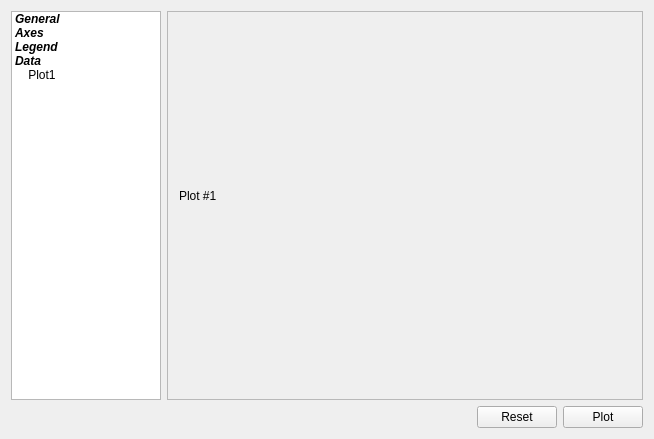
First picture: the form in src/UIs/plot1d.ui, repository editeodoro/QPyloT, before the edit.
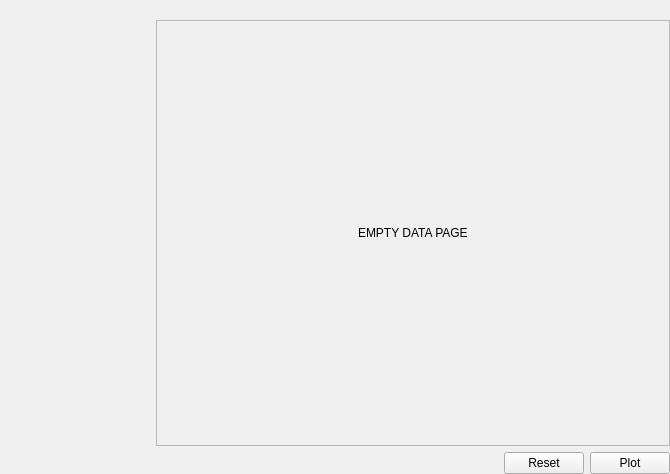
Second picture: the form after the edit. The open tabs and pages were chosen to show the change.

Commit message: Add plot property

Diff of the .ui file:
```diff
--- a/src/UIs/plot1d.ui
+++ b/src/UIs/plot1d.ui
@@ -6,31 +6,32 @@
    <rect>
     <x>0</x>
     <y>0</y>
-    <width>654</width>
-    <height>439</height>
+    <width>670</width>
+    <height>474</height>
    </rect>
   </property>
   <property name="windowTitle">
    <string>Form</string>
   </property>
-  <layout class="QHBoxLayout" name="horizontalLayout">
-   <item>
+  <layout class="QGridLayout" name="gridLayout_2">
+   <property name="leftMargin">
+    <number>0</number>
+   </property>
+   <property name="topMargin">
+    <number>0</number>
+   </property>
+   <property name="rightMargin">
+    <number>0</number>
+   </property>
+   <property name="bottomMargin">
+    <number>0</number>
+   </property>
+   <property name="spacing">
+    <number>0</number>
+   </property>
+   <item row="0" column="0">
     <layout class="QGridLayout" name="Main_gridLayout">
-     <item row="2" column="3">
-      <widget class="QPushButton" name="pushButton_2">
-       <property name="text">
-        <string>Reset</string>
-       </property>
-      </widget>
-     </item>
-     <item row="2" column="4">
-      <widget class="QPushButton" name="pushButton">
-       <property name="text">
-        <string>Plot</string>
-       </property>
-      </widget>
-     </item>
-     <item row="1" column="2" colspan="3">
+     <item row="1" column="1" colspan="3">
       <widget class="QStackedWidget" name="stackedWidget">
        <property name="sizePolicy">
         <sizepolicy hsizetype="Preferred" vsizetype="Preferred">
@@ -178,130 +179,22 @@
          </item>
         </layout>
        </widget>
-       <widget class="QWidget" name="pageData1">
-        <layout class="QGridLayout" name="gridLayout_5">
-         <item row="1" column="0">
-          <spacer name="horizontalSpacer_6">
-           <property name="orientation">
-            <enum>Qt::Horizontal</enum>
-           </property>
-           <property name="sizeHint" stdset="0">
-            <size>
-             <width>492</width>
-             <height>20</height>
-            </size>
-           </property>
-          </spacer>
-         </item>
-         <item row="0" column="0">
-          <widget class="QLabel" name="label_14">
-           <property name="text">
-            <string>Plot #1</string>
-           </property>
-          </widget>
-         </item>
-        </layout>
-       </widget>
       </widget>
      </item>
-     <item row="2" column="2">
-      <spacer name="horizontalSpacer_3">
-       <property name="orientation">
-        <enum>Qt::Horizontal</enum>
+     <item row="2" column="3">
+      <widget class="QPushButton" name="pushButton">
+       <property name="text">
+        <string>Plot</string>
        </property>
-       <property name="sizeHint" stdset="0">
-        <size>
-         <width>40</width>
-         <height>20</height>
-        </size>
-       </property>
-      </spacer>
-     </item>
-     <item row="1" column="1">
-      <widget class="QListWidget" name="listWidget">
-       <property name="sizePolicy">
-        <sizepolicy hsizetype="Ignored" vsizetype="Expanding">
-         <horstretch>0</horstretch>
-         <verstretch>0</verstretch>
-        </sizepolicy>
-       </property>
-       <property name="focusPolicy">
-        <enum>Qt::NoFocus</enum>
-       </property>
-       <item>
-        <property name="text">
-         <string>General </string>
-        </property>
-        <property name="font">
-         <font>
-          <weight>75</weight>
-          <italic>true</italic>
-          <bold>true</bold>
-         </font>
-        </property>
-       </item>
-       <item>
-        <property name="text">
-         <string>Axes</string>
-        </property>
-        <property name="font">
-         <font>
-          <weight>75</weight>
-          <italic>true</italic>
-          <bold>true</bold>
-         </font>
-        </property>
-        <property name="flags">
-         <set>ItemIsSelectable|ItemIsUserCheckable|ItemIsEnabled</set>
-        </property>
-       </item>
-       <item>
-        <property name="text">
-         <string>Legend</string>
-        </property>
-        <property name="font">
-         <font>
-          <weight>75</weight>
-          <italic>true</italic>
-          <bold>true</bold>
-         </font>
-        </property>
-        <property name="flags">
-         <set>ItemIsSelectable|ItemIsUserCheckable|ItemIsEnabled</set>
-        </property>
-       </item>
-       <item>
-        <property name="text">
-         <string>Data</string>
-        </property>
-        <property name="font">
-         <font>
-          <weight>75</weight>
-          <italic>true</italic>
-          <bold>true</bold>
-         </font>
-        </property>
-        <property name="flags">
-         <set>ItemIsEnabled</set>
-        </property>
-       </item>
-       <item>
-        <property name="text">
-         <string>    Plot1</string>
-        </property>
-        <property name="flags">
-         <set>ItemIsSelectable|ItemIsEditable|ItemIsDragEnabled|ItemIsDropEnabled|ItemIsEnabled</set>
-        </property>
-       </item>
       </widget>
      </item>
-     <item row="2" column="1">
+     <item row="2" column="0">
       <spacer name="horizontalSpacer_2">
        <property name="orientation">
         <enum>Qt::Horizontal</enum>
        </property>
        <property name="sizeType">
-        <enum>QSizePolicy::Fixed</enum>
+        <enum>QSizePolicy::Minimum</enum>
        </property>
        <property name="sizeHint" stdset="0">
         <size>
@@ -311,6 +204,39 @@
        </property>
       </spacer>
      </item>
+     <item row="2" column="1">
+      <spacer name="horizontalSpacer_3">
+       <property name="orientation">
+        <enum>Qt::Horizontal</enum>
+       </property>
+       <property name="sizeHint" stdset="0">
+        <size>
+         <width>599</width>
+         <height>20</height>
+        </size>
+       </property>
+      </spacer>
+     </item>
+     <item row="2" column="2">
+      <widget class="QPushButton" name="pushButton_2">
+       <property name="text">
+        <string>Reset</string>
+       </property>
+      </widget>
+     </item>
+     <item row="0" column="0" colspan="4">
+      <spacer name="horizontalSpacer_5">
+       <property name="orientation">
+        <enum>Qt::Horizontal</enum>
+       </property>
+       <property name="sizeHint" stdset="0">
+        <size>
+         <width>40</width>
+         <height>20</height>
+        </size>
+       </property>
+      </spacer>
+     </item>
     </layout>
    </item>
   </layout>
```
Left out of the diff: 28 changed lines with no effect on the pictures. The commit also changes 20 other files.
